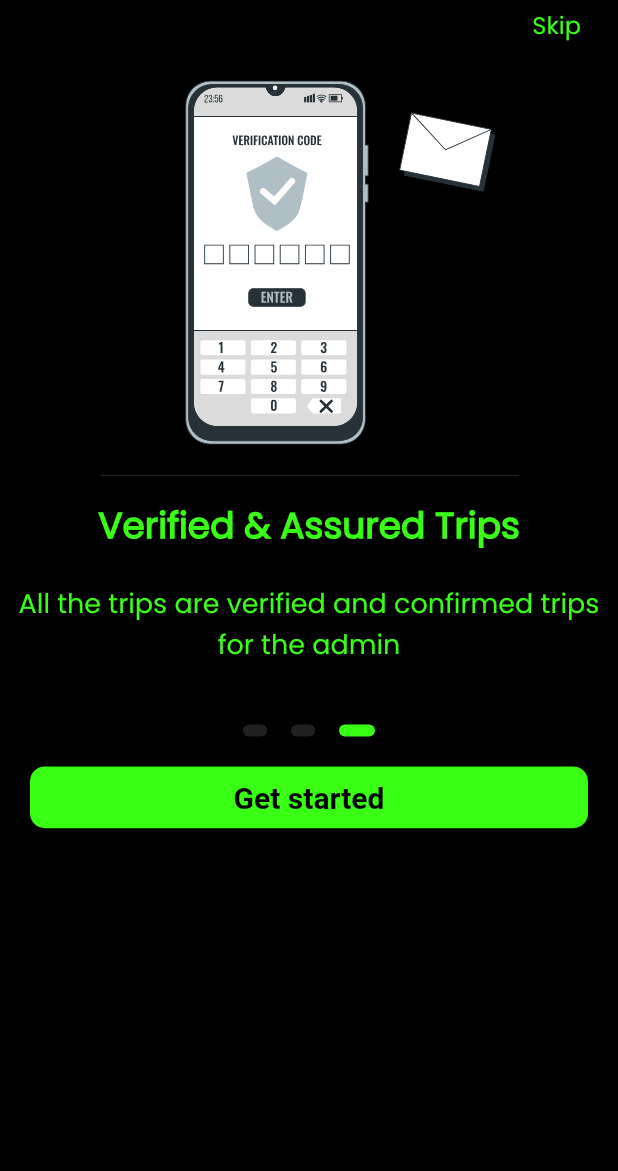
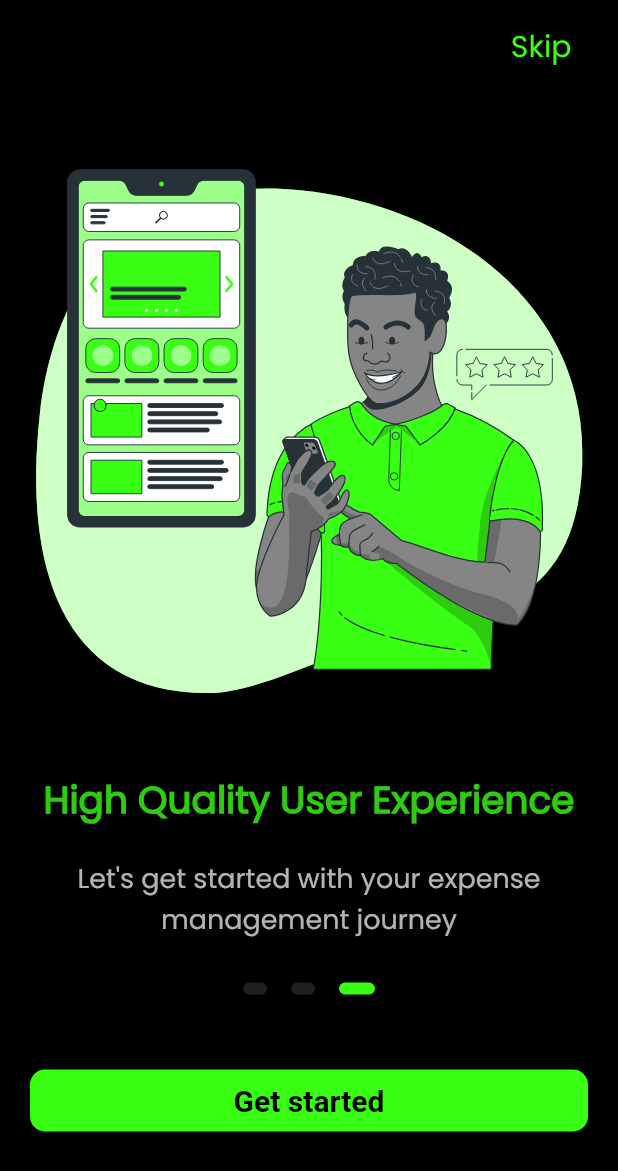
Before and after one commit to prithvisaran3/ExSpends, a Flutter app: the screen it shows after launch, swiped to page 3, on a phone screen of 412 x 824 dp. Shown: the top 1171 px of the screen. Run offline on Flutter 3.47's test engine with Material 2 defaults, Android fonts, the phone set to English and light mode, and no system bars; our stand-ins replace animated_bottom_navigation_bar, date_picker_timeline, fl_chart, flutter_svg, fluttertoast, get and 4 more.

Commit message:
1st release ready

```diff
--- a/lib/app/ui/screens/auth/forgot_password.dart
+++ b/lib/app/ui/screens/auth/forgot_password.dart
@@ -3,7 +3,7 @@
 import 'package:get/get.dart';
 
 import '../../../controllers/auth.dart';
-import '../../theme/app_font.dart';
+
 import '../../theme/colors.dart';
 import '../../widget/common_loading.dart';
 import '../../widget/common_text.dart';
--- a/lib/app/ui/screens/auth/login.dart
+++ b/lib/app/ui/screens/auth/login.dart
@@ -1,11 +1,11 @@
 import 'package:expense/app/ui/screens/auth/forgot_password.dart';
-import 'package:expense/app/ui/screens/auth/otp_verify.dart';
+
 import 'package:flutter/material.dart';
 import 'package:flutter/services.dart';
 import 'package:get/get.dart';
 import 'package:rive/rive.dart';
 import '../../../controllers/auth.dart';
-import '../../theme/app_font.dart';
+
 import '../../theme/colors.dart';
 import '../../widget/common_button.dart';
 import '../../widget/common_loading.dart';
@@ -74,7 +74,7 @@
                   // ),
 
                   Container(
-                      height: Get.height * 0.4,
+                      height: Get.height * 0.35,
                       child: RiveAnimation.asset('assets/rive/login_bear.riv',
                           onInit: _onInit)),
                   SizedBox(height: 10),
--- a/lib/app/ui/screens/auth/onboarding.dart
+++ b/lib/app/ui/screens/auth/onboarding.dart
@@ -2,6 +2,7 @@
 import 'package:flutter/material.dart';
 import 'package:flutter/services.dart';
 import 'package:flutter_svg/flutter_svg.dart';
+import 'package:get/get.dart';
 
 import '../../../controllers/auth.dart';
 
@@ -59,8 +60,8 @@
               InkWell(
                 onTap: () => onIntroEnd(),
                 child: Container(
-                  height: media.width * 0.08,
-                  width: media.width * 0.15,
+                  height: media.width * 0.15,
+                  width: media.width * 0.20,
                   margin: const EdgeInsets.only(right: 10.0),
                   decoration: BoxDecoration(
                     borderRadius: BorderRadius.circular(10.0),
@@ -71,13 +72,13 @@
                     child: CommonText(
                       text: 'Skip',
                       fontColor: AppColors.primary,
-                      fontSize: 16.0,
+                      fontSize: 20.0,
                     ),
                   ),
                 ),
               ),
               SizedBox(
-                height: 450,
+                height: media.height*0.72,
                 child: PageView(
                   physics: const ClampingScrollPhysics(),
                   controller: pageController,
@@ -89,18 +90,18 @@
                   children: [
                     buildSlider(
                         title: "Welcome",
-                        content: "Onboard with us get more earnings",
-                        image: "otp"),
+                        content: "Welcome aboard! Let's track your expenses together.",
+                        image: "welcome"),
                     buildSlider(
-                        title: "Get more commission",
+                        title: "Online Expense Tracking",
                         content:
-                            "You will get more commission compare to other providers",
-                        image: "otp"),
+                            "Say goodbye to manual expense tracking",
+                        image: "online"),
                     buildSlider(
-                        title: "Verified & Assured Trips",
+                        title: "High Quality User Experience",
                         content:
-                            "All the trips are verified and confirmed trips for the admin",
-                        image: "otp"),
+                            "Let's get started with your expense management journey",
+                        image: "quality"),
                   ],
                 ),
               ),
@@ -113,7 +114,10 @@
               ),
 
               currentPage == numPages - 1
-                  ? GestureDetector(
+                  ? Column(
+                    children: [
+                      SizedBox(height: 30),
+                      GestureDetector(
                 onTap: () => onIntroEnd(),
                 child: Container(
                       height: media.width * 0.10,
@@ -134,6 +138,8 @@
                         ),
                       ),
                 ),
+              ),
+                    ],
                   )
                   : const SizedBox(),
             ],
@@ -152,7 +158,7 @@
         CommonText(
           text: title,
           textAlign: TextAlign.center,
-          fontSize: 24, fontWeight: FontWeight.bold,fontColor: AppColors.primary,
+          fontSize: 25, fontWeight: FontWeight.bold,fontColor: AppColors.primary.withOpacity(0.8),
         ),
         const SizedBox(height: 15.0),
         Padding(
@@ -160,7 +166,7 @@
           child: CommonText(
             text: content,
             textAlign: TextAlign.center,
-           fontSize: 18,fontColor: AppColors.primary,
+           fontSize: 18,fontColor: AppColors.white.withOpacity(0.7),
           ),
         )
       ],
@@ -170,7 +176,7 @@
   SvgPicture buildSvgPicture({required imgSrc}) {
     return SvgPicture.asset(
       "assets/images/$imgSrc.svg",
-      height: 300,
+      height: Get.height*0.55,
     );
   }
 }
--- a/lib/app/ui/screens/auth/otp_verify.dart
+++ b/lib/app/ui/screens/auth/otp_verify.dart
@@ -3,9 +3,9 @@
 import 'package:flutter_svg/flutter_svg.dart';
 import 'package:get/get.dart';
 
-import '../../../controllers/auth.dart';
+
 import '../../../controllers/otp.dart';
-import '../../theme/app_font.dart';
+
 import '../../theme/colors.dart';
 import '../../widget/common_text.dart';
 import '../../widget/otp_input.dart';
--- a/lib/app/ui/screens/budget.dart
+++ b/lib/app/ui/screens/budget.dart
@@ -1,6 +1,6 @@
-import 'package:expense/app/config/app-config.dart';
+
 import 'package:expense/app/ui/widget/common_text.dart';
-import 'package:expense/app/ui/widget/swipebutton.dart';
+
 import 'package:flutter/material.dart';
 import 'package:get/get.dart';
 import 'package:shimmer/shimmer.dart';
--- a/lib/app/ui/screens/daily_transaction.dart
+++ b/lib/app/ui/screens/daily_transaction.dart
@@ -1,14 +1,13 @@
 import 'package:expense/app/controllers/daily.dart';
 import 'package:expense/app/ui/theme/colors.dart';
-import 'package:date_picker_timeline/date_picker_widget.dart';
+
 import 'package:expense/app/ui/widget/common_loading.dart';
 import 'package:expense/app/ui/widget/common_text.dart';
 import 'package:expense/app/ui/widget/daily/daily_tile.dart';
 import 'package:flutter/material.dart';
 import 'package:get/get.dart';
 
-import '../../json/daily_json.dart';
-import '../../utility/utility.dart';
+
 import '../widget/daily/dailyappbar.dart';
 import '../widget/daily/grandtotalcard.dart';
 
@@ -33,7 +32,7 @@
                 children: [
                   Padding(
                     padding:
-                        const EdgeInsets.only(top: 240, left: 20, right: 20),
+                        const EdgeInsets.only(top: 250, left: 20, right: 20),
                     child: Obx(
                       () => DailyController.to.dailyloading == true
                           ? CommonNormalLoading()
--- a/lib/app/ui/screens/profile/settings.dart
+++ b/lib/app/ui/screens/profile/settings.dart
@@ -1,4 +1,4 @@
-import 'package:expense/app/ui/theme/app_font.dart';
+
 import 'package:expense/app/ui/theme/colors.dart';
 import 'package:expense/app/ui/widget/common_text.dart';
 import 'package:expense/app/ui/widget/profile/settings_card.dart';
--- a/lib/app/ui/screens/statistics.dart
+++ b/lib/app/ui/screens/statistics.dart
@@ -1,12 +1,12 @@
 import 'package:expense/app/controllers/statistics.dart';
 import 'package:expense/app/ui/widget/common_loading.dart';
-import 'package:expense/app/ui/widget/common_text.dart';
+
 import 'package:expense/app/ui/widget/statistics/monthly_incomeexpensecard.dart';
 
 import 'package:expense/app/ui/widget/statistics/statisticsappbar.dart';
 import 'package:flutter/material.dart';
 import 'package:get/get.dart';
-import '../../json/day_month.dart';
+
 import '../../utility/utility.dart';
 import '../theme/colors.dart';
 import '../widget/statistics/pie_container.dart';
--- a/lib/app/ui/widget/budget/expense_category.dart
+++ b/lib/app/ui/widget/budget/expense_category.dart
@@ -1,4 +1,4 @@
-import 'package:expense/app/config/app-config.dart';
+
 import 'package:expense/app/ui/widget/common_text.dart';
 import 'package:flutter/material.dart';
 import 'package:get/get.dart';
--- a/lib/app/ui/widget/common_button.dart
+++ b/lib/app/ui/widget/common_button.dart
@@ -1,7 +1,6 @@
 
 import 'package:flutter/material.dart';
 
-import '../theme/app_font.dart';
 import '../theme/colors.dart';
 import 'common_text.dart';
 
@@ -21,7 +20,7 @@
         margin: const EdgeInsets.all(10.0),
 
         decoration: BoxDecoration(
-          borderRadius: BorderRadius.circular(50.0),
+          borderRadius: BorderRadius.circular(40.0),
           color: AppColors.primary,
         ),
         child: Center(
@@ -30,7 +29,7 @@
             child: CommonText(
               text: text,
               fontColor: AppColors.black,
-              fontSize: 15,
+              fontSize: 18,
               fontWeight: FontWeight.bold,
             ),
           ),
--- a/lib/app/ui/widget/common_snackbar.dart
+++ b/lib/app/ui/widget/common_snackbar.dart
@@ -1,4 +1,4 @@
-import 'package:flutter/cupertino.dart';
+
 import 'package:get/get.dart';
 
 import '../theme/colors.dart';
--- a/lib/app/ui/widget/common_text.dart
+++ b/lib/app/ui/widget/common_text.dart
@@ -1,6 +1,6 @@
 
 import 'package:flutter/material.dart';
-import '../theme/app_font.dart';
+
 import '../theme/colors.dart';
 
 
--- a/lib/app/ui/widget/daily/daily_tile.dart
+++ b/lib/app/ui/widget/daily/daily_tile.dart
@@ -18,7 +18,7 @@
         commonDeleteDialog(context, content: "Do you want to delete?", confirmButtonPressed: (){});
       },
       child: Container(
-        height: Get.height*0.37,
+        height: Get.height*0.40,
         child: SingleChildScrollView(
           child: Column(
             children: List.generate(
--- a/lib/app/ui/widget/profile/settings_card.dart
+++ b/lib/app/ui/widget/profile/settings_card.dart
@@ -1,7 +1,5 @@
 import 'package:flutter/material.dart';
-import 'package:flutter_svg/flutter_svg.dart';
 
-import '../../theme/app_font.dart';
 import '../../theme/colors.dart';
 import '../common_text.dart';
 
```
Also changed, not shown: lib/app/ui/screens/profile/profile.dart (+5 -7 lines), assets/images/online.svg (added), assets/images/quality.svg (added), assets/images/welcome.svg (added), 72 other files. Lines whose indentation alone changed are shown as unchanged.
